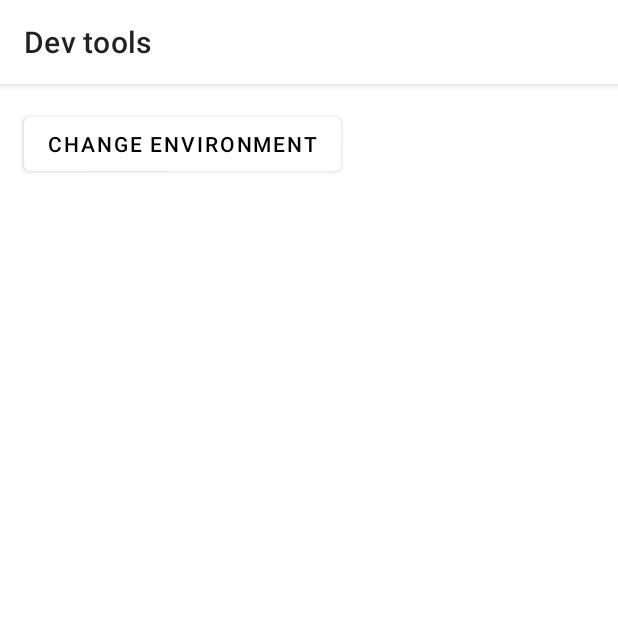
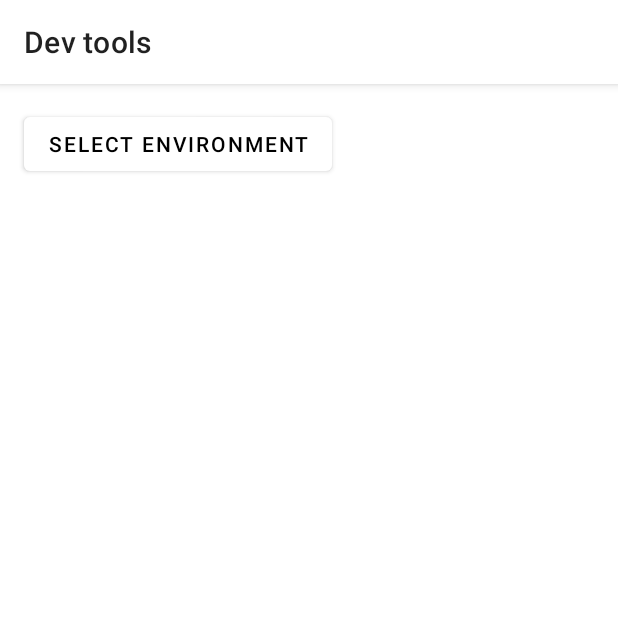
Before and after one commit to Trendyol/android-dev-tools, an Android app: the screen it shows after launch (MainActivity), after a tap on "ENVIRONMENT MANAGER", on a phone screen of 412 x 824 dp, the top half of it. Run offline under Robolectric (Android 15) with nearby library versions, the phone set to English and light mode, and no system bars; our stand-ins replace RxJava; libraries missing offline, so code that uses them is left out: com.trendyol.uicomponents; 1 statement that could not run was skipped; 1 other tap on this screen came first.

Commit message:
Fix instrumentation tests

```diff
--- a/environment-manager/src/main/res/layout/dev_tools_fragment_main.xml
+++ b/environment-manager/src/main/res/layout/dev_tools_fragment_main.xml
@@ -26,7 +26,7 @@
         android:layout_height="wrap_content"
         android:layout_marginStart="16dp"
         android:layout_marginTop="16dp"
-        android:text="@string/dev_tools_action_change_environment"
+        android:text="@string/dev_tools_environment_manager_title_select_environment"
         app:layout_constraintStart_toStartOf="parent"
         app:layout_constraintTop_toBottomOf="@+id/appBarMain" />
 
```
